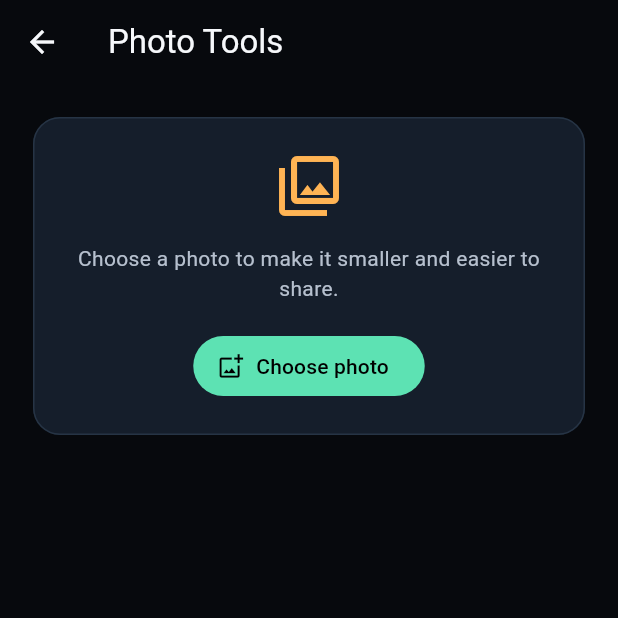
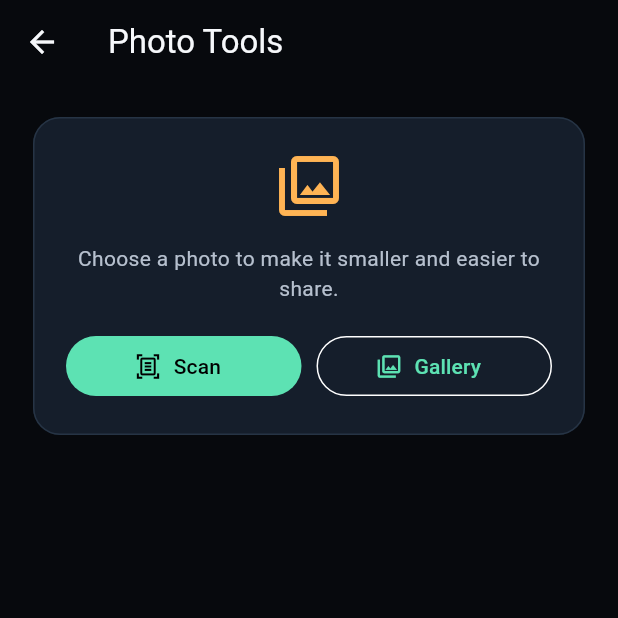
Before and after one commit to chenchuenay/scanfold, a Flutter app: the ImageToolScreen screen opened directly, on a phone screen of 412 x 824 dp, the top half of it. Run offline on Flutter 3.47's test engine with Material 3 defaults, Android fonts, the phone set to English and light mode, and no system bars; our stand-ins replace flutter_image_compress, image_picker, qr_flutter, share_plus, shared_preferences; missing offline and left inert: mobile_scanner; accounts and stored records are empty.

Commit message:
Improve photo and document capture

```diff
--- a/lib/screens/image_tool_screen.dart
+++ b/lib/screens/image_tool_screen.dart
@@ -15,10 +15,17 @@ class ImageToolScreen extends StatefulWidget {
 
 class _ImageToolScreenState extends State<ImageToolScreen> {
   final _picker = ImagePicker();
+  final _widthController = TextEditingController();
   XFile? _source;
   String? _result;
   double _quality = 82;
   bool _working = false;
+
+  @override
+  void dispose() {
+    _widthController.dispose();
+    super.dispose();
+  }
 
   @override
   Widget build(BuildContext context) {
@@ -60,6 +67,15 @@ class _ImageToolScreenState extends State<ImageToolScreen> {
                     const Text(
                       'Higher quality keeps more detail but creates a larger file.',
                       style: TextStyle(color: ScanFoldColors.secondary, fontSize: 12),
+                    ),
+                    const SizedBox(height: 16),
+                    TextField(
+                      controller: _widthController,
+                      keyboardType: TextInputType.number,
+                      decoration: const InputDecoration(
+                        labelText: 'Width in pixels (optional)',
+                        hintText: 'Example: 1200',
+                      ),
                     ),
                   ],
                 ),
@@ -116,7 +132,25 @@ class _ImageToolScreenState extends State<ImageToolScreen> {
               style: TextStyle(color: ScanFoldColors.secondary, height: 1.4),
             ),
             const SizedBox(height: 18),
-            FilledButton.icon(onPressed: _pick, icon: const Icon(Icons.add_photo_alternate_outlined), label: const Text('Choose photo')),
+            Row(
+              children: [
+                Expanded(
+                  child: FilledButton.icon(
+                    onPressed: _pickCamera,
+                    icon: const Icon(Icons.document_scanner_outlined),
+                    label: const Text('Scan'),
+                  ),
+                ),
+                const SizedBox(width: 10),
+                Expanded(
+                  child: OutlinedButton.icon(
+                    onPressed: _pick,
+                    icon: const Icon(Icons.photo_library_outlined),
+                    label: const Text('Gallery'),
+                  ),
+                ),
+              ],
+            ),
           ],
         ),
       ),
@@ -128,12 +162,18 @@ class _ImageToolScreenState extends State<ImageToolScreen> {
     if (source != null && mounted) setState(() => _source = source);
   }
 
+  Future<void> _pickCamera() async {
+    final source = await _picker.pickImage(source: ImageSource.camera);
+    if (source != null && mounted) setState(() => _source = source);
+  }
+
   Future<void> _compress() async {
     setState(() => _working = true);
     try {
       final result = await FileService.compressImage(
         sourcePath: _source!.path,
         quality: _quality.round(),
+        width: int.tryParse(_widthController.text.trim()),
       );
       if (mounted) {
         setState(() => _result = result);
```
Also changed, not shown: lib/services/file_service.dart (+12 -7 lines).
